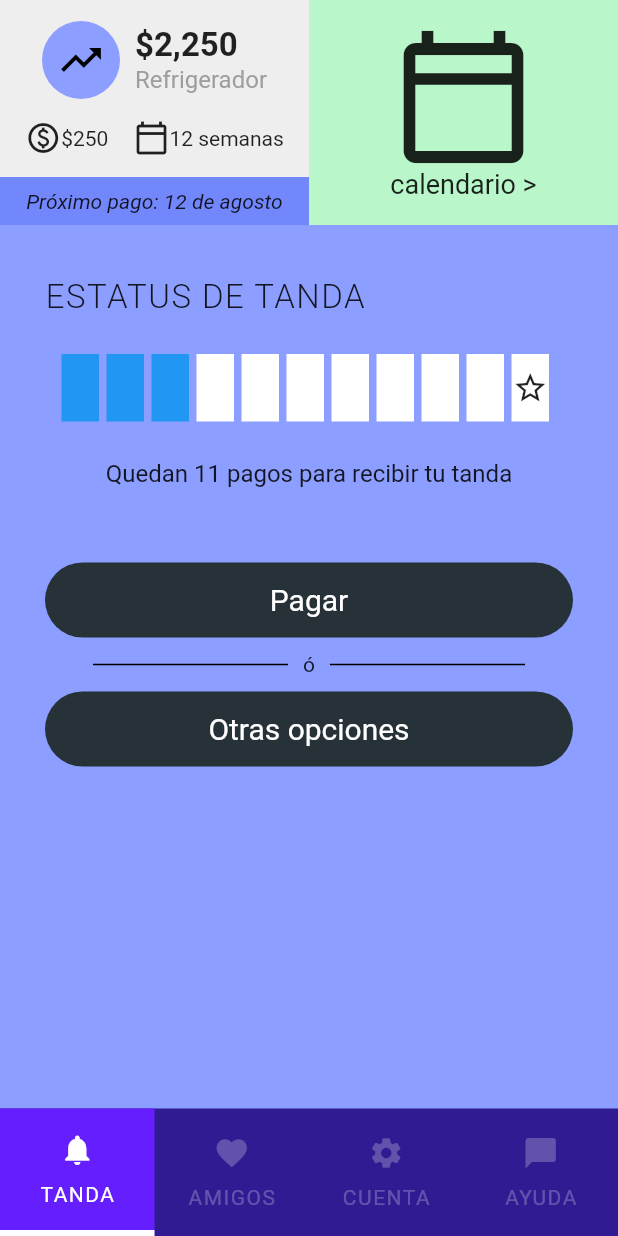
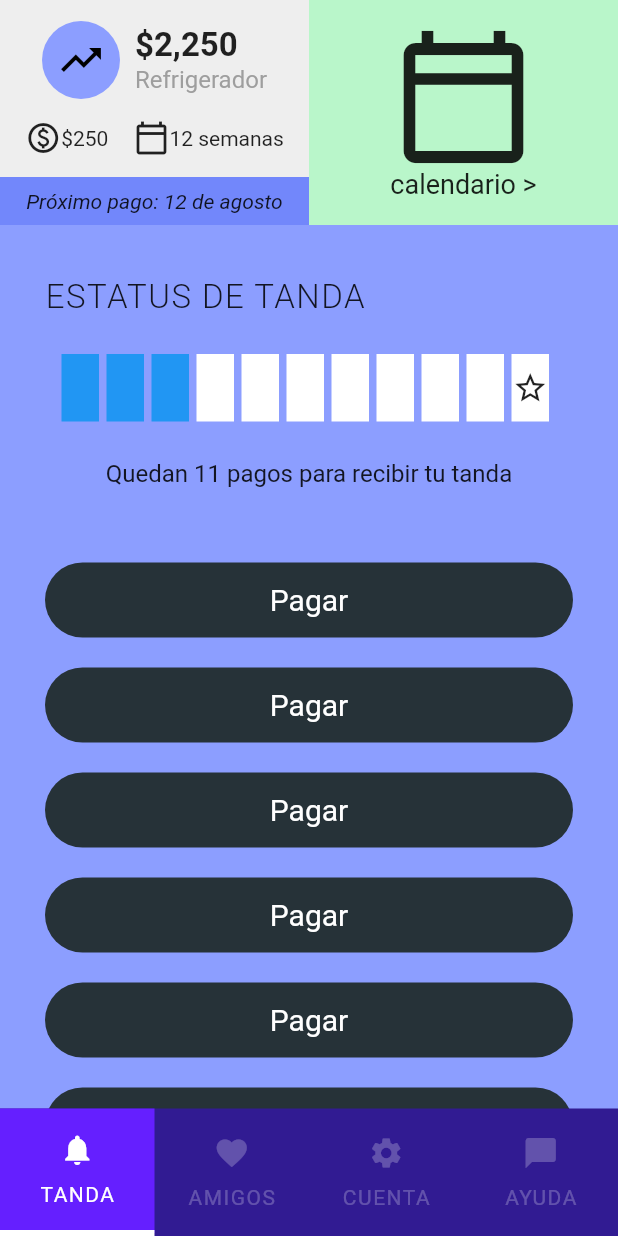
Before and after one commit to sjmamani/tandamos, a Flutter app: the UserDashboardScreen screen opened directly, on a phone screen of 412 x 824 dp. Run offline on Flutter 3.47's test engine with Material 2 defaults, Android fonts, the phone set to English and light mode, and no system bars.

```diff
--- a/lib/screens/commons/tandamos_logo.dart
+++ b/lib/screens/commons/tandamos_logo.dart
@@ -7,7 +7,7 @@ class TandamosLogo extends StatelessWidget {
 
   @override
   Widget build(BuildContext context) {
-    return Align(
+    return const Align(
       alignment: Alignment.centerLeft,
       child: SizedBox(
         height: 30,
--- a/lib/screens/log_in/widgets/forgot_password_text.dart
+++ b/lib/screens/log_in/widgets/forgot_password_text.dart
@@ -9,8 +9,8 @@ class ForgotPasswordText extends StatelessWidget {
 
   @override
   Widget build(BuildContext context) {
-    return Padding(
-      padding: const EdgeInsets.symmetric(
+    return const Padding(
+      padding: EdgeInsets.symmetric(
         vertical: 20,
       ),
       child: Text(
--- a/lib/screens/user_dashboard/widgets/main_content.dart
+++ b/lib/screens/user_dashboard/widgets/main_content.dart
@@ -9,12 +9,14 @@ class MainContent extends StatelessWidget {
 
   @override
   Widget build(BuildContext context) {
-    return SingleChildScrollView(
+    return Expanded(
+      child: SingleChildScrollView(
         child: Padding(
           padding: const EdgeInsets.symmetric(
             horizontal: 30,
             vertical: 15,
           ),
+          child: SingleChildScrollView(
             child: Column(
               children: [
                 const Align(
@@ -49,6 +51,31 @@ class MainContent extends StatelessWidget {
                   color: Colors.blueGrey[900]!,
                   onPressed: () {},
                 ),
+                PrimaryCustomButton(
+                  text: 'Pagar',
+                  color: Colors.blueGrey[900]!,
+                  onPressed: () {},
+                ),
+                PrimaryCustomButton(
+                  text: 'Pagar',
+                  color: Colors.blueGrey[900]!,
+                  onPressed: () {},
+                ),
+                PrimaryCustomButton(
+                  text: 'Pagar',
+                  color: Colors.blueGrey[900]!,
+                  onPressed: () {},
+                ),
+                PrimaryCustomButton(
+                  text: 'Pagar',
+                  color: Colors.blueGrey[900]!,
+                  onPressed: () {},
+                ),
+                PrimaryCustomButton(
+                  text: 'Pagar',
+                  color: Colors.blueGrey[900]!,
+                  onPressed: () {},
+                ),
                 const CustomDivider(),
                 PrimaryCustomButton(
                   text: 'Otras opciones',
@@ -56,6 +83,8 @@ class MainContent extends StatelessWidget {
                   onPressed: () {},
                 ),
               ],
+            ),
+          ),
         ),
       ),
     );
--- a/lib/tendamos_app.dart
+++ b/lib/tendamos_app.dart
@@ -1,5 +1,5 @@
 import 'package:flutter/material.dart';
-import 'package:tandamos/screens/terminos_condiciones/terminos_condiciones_screen.dart';
+import 'package:tandamos/screens/user_dashboard/user_dashboard_screen.dart';
 import 'package:tandamos/util/colors.dart';
 
 class TendamosApp extends StatelessWidget {
@@ -10,7 +10,7 @@ class TendamosApp extends StatelessWidget {
       theme: ThemeData(
         primaryColor: primaryColor,
       ),
-      home: const TerminosCondicionesScreen(),
+      home: const UserDashboardScreen(),
     );
   }
 }
```
Also changed, not shown: lib/screens/log_in/log_in_screen.dart (+6 -6 lines), lib/screens/nueva_cuenta/confirmacion_screen.dart (+8 -7 lines), lib/screens/reference/widgets/friend_item.dart (+7 -7 lines), lib/screens/sign_up/sign_up_screen.dart (+10 -10 lines). Lines whose indentation alone changed are shown as unchanged.
